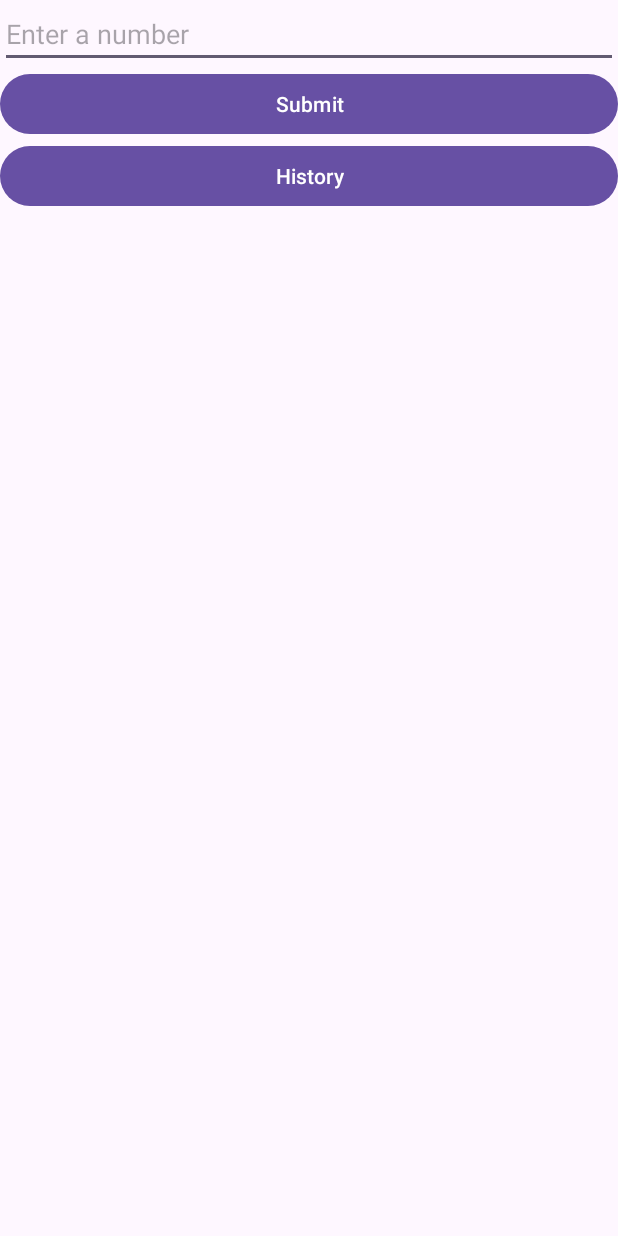
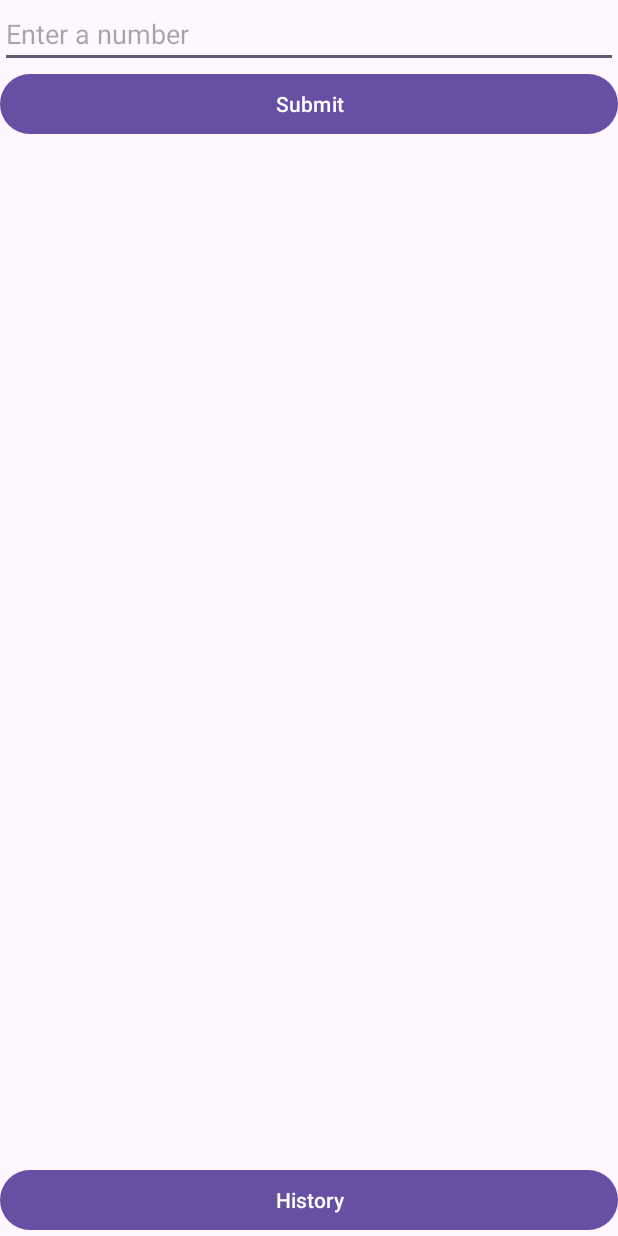
Before and after one commit to Soeren-Z/Midterm_Harrison_Pape, an Android app: the screen it shows after launch (MainActivity), on a phone screen of 412 x 824 dp. Run offline under Robolectric (Android 15) with nearby library versions, the phone set to English and light mode, and no system bars.

Commit message:
Final commit for midterm

```diff
--- a/app/src/main/res/layout/activity_main.xml
+++ b/app/src/main/res/layout/activity_main.xml
@@ -17,13 +17,13 @@
             android:id="@+id/inputNum"
             android:layout_width="match_parent"
             android:layout_height="wrap_content"
-            android:hint="Enter a number"/>
+            android:hint="@string/enter_a_number"/>
 
         <Button
             android:id="@+id/submit"
             android:layout_width="match_parent"
             android:layout_height="wrap_content"
-            android:text="Submit"
+            android:text="@string/submit"
             android:onClick="GenerateList"/>
 
         <ListView
@@ -31,12 +31,13 @@
             android:layout_width="match_parent"
             android:layout_height="wrap_content" />
 
-        <Button
-            android:id="@+id/history"
-            android:layout_width="match_parent"
-            android:layout_height="wrap_content"
-            android:text="History"
-            android:onClick="History"/>
     </LinearLayout>
+    <Button
+        android:id="@+id/history"
+        android:layout_width="match_parent"
+        android:layout_height="wrap_content"
+        android:text="@string/history"
+        android:onClick="History"
+        app:layout_constraintBottom_toBottomOf="parent"/>
 
 </androidx.constraintlayout.widget.ConstraintLayout>
--- a/app/src/main/res/values/strings.xml
+++ b/app/src/main/res/values/strings.xml
@@ -1,3 +1,6 @@
 <resources>
     <string name="app_name">Midterm_Harrison_Pape</string>
+    <string name="enter_a_number">Enter a number</string>
+    <string name="submit">Submit</string>
+    <string name="history">History</string>
 </resources>
```
